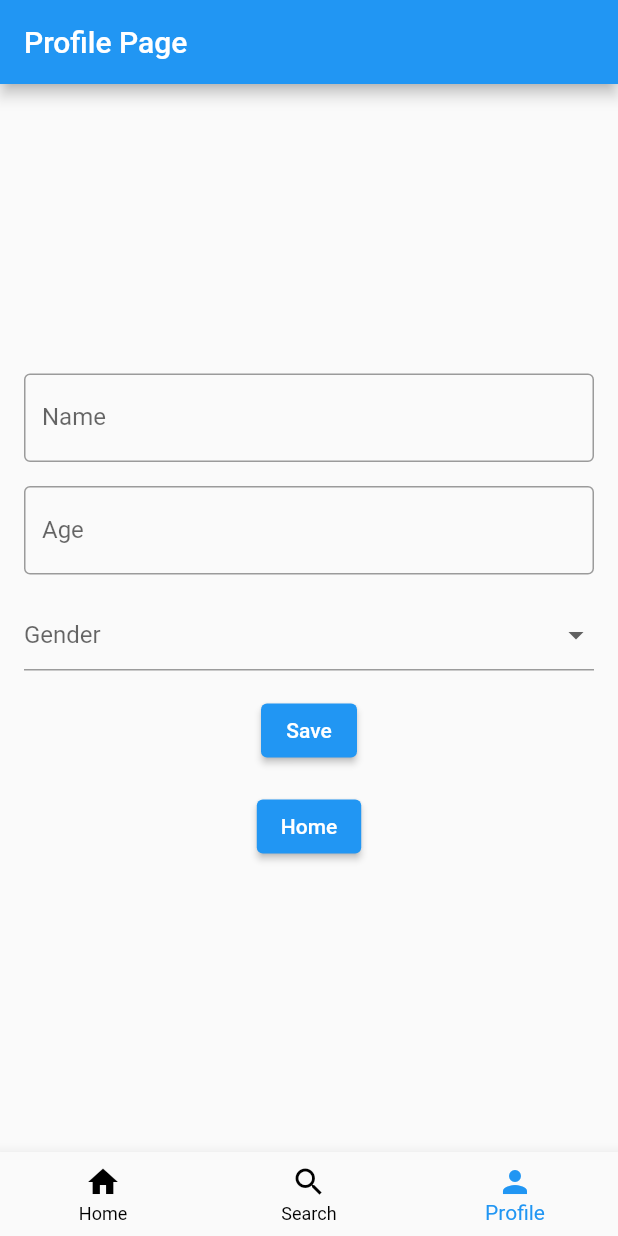
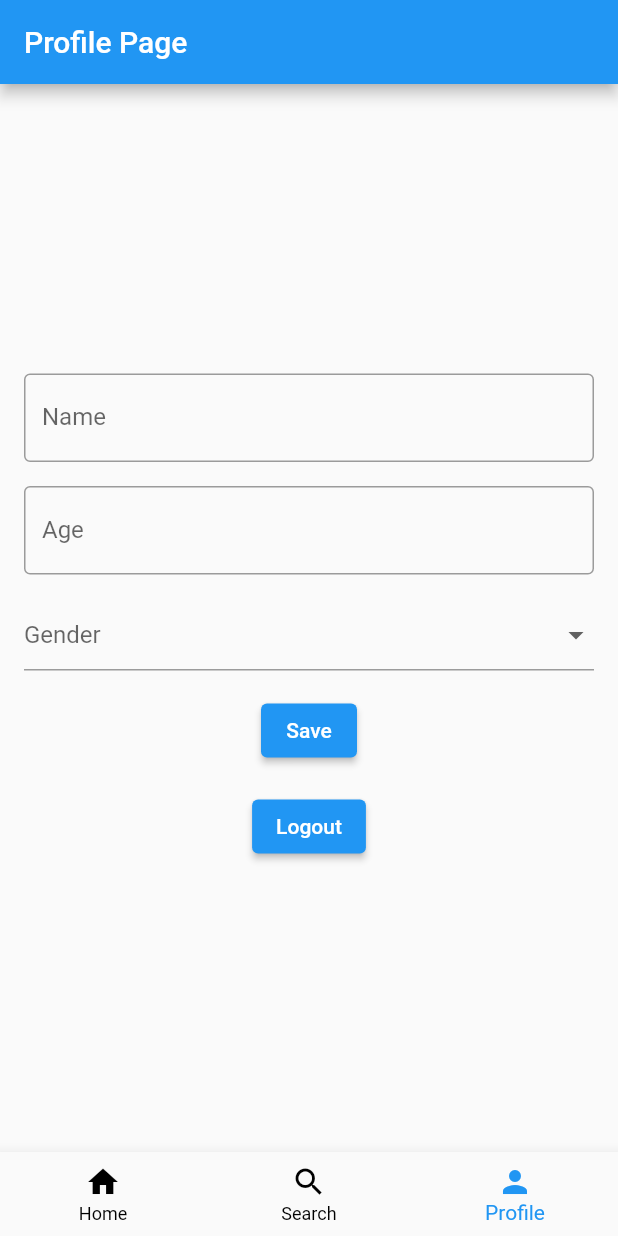
Before and after one commit to RishiVaya/TaxiMate, a Flutter app: the ProfilePage screen opened by its route, on a phone screen of 412 x 824 dp. Run offline on Flutter 3.47's test engine with Material 2 defaults, Android fonts, the phone set to English and light mode, and no system bars; our stand-ins replace cloud_firestore, firebase_auth, firebase_core, geocoding, geolocator, go_router and 2 more; missing offline and left inert: dart:ffi, flutter_polyline_points; accounts and stored records are empty.

```diff
--- a/lib/main.dart
+++ b/lib/main.dart
@@ -30,10 +30,10 @@ final GoRouter _router = GoRouter(
       path: '/signup',
       builder: (context, state) => const SignUpPage(),
     ),
-    // GoRoute(
-    //   path: '/maps',
-    //   builder: (context, state) => MapView(),
-    // ),
+    GoRoute(
+      path: '/login',
+      builder: (context, state) => const LoginPage(),
+    ),
     GoRoute(
       path: '/criteria',
       builder: (context, state) => CriteriaPage(),
--- a/lib/pages/profile_page.dart
+++ b/lib/pages/profile_page.dart
@@ -1,7 +1,10 @@
+import 'package:firebase_auth/firebase_auth.dart';
 import 'package:flutter/material.dart';
 import 'package:go_router/go_router.dart';
 import 'package:taximate/firebase_firestore/firestore.dart';
 import 'package:taximate/models/user.dart';
+
+import '../auth/auth.dart';
 
 class ProfilePage extends StatefulWidget {
   const ProfilePage({super.key});
@@ -40,6 +43,13 @@ class _ProfilePageState extends State<ProfilePage> {
       _currentIndex = index;
     });
     context.go('${pagesMap[index]}');
+  }
+
+  Future<void> logout() async {
+    try {
+      await Auth().signOut();
+      context.go('/login');
+    } on FirebaseAuthException catch (e) {}
   }
 
   @override
@@ -104,9 +114,9 @@ class _ProfilePageState extends State<ProfilePage> {
               const SizedBox(height: 16.0),
               ElevatedButton(
                 onPressed: () {
-                  context.go('/maps');
+                  logout();
                 },
-                child: const Text('Home'),
+                child: const Text('Logout'),
               ),
             ],
           ),
```
Also changed, not shown: lib/pages/google_maps.dart (+22 -59 lines).
